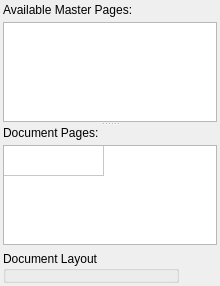
This is scribus/ui/pagepalette_pagesbase.ui in scribusproject/scribus as Qt 5 draws it before an edit. The edited form follows.
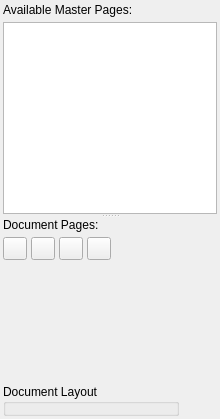
This is the edited form. Custom widgets are drawn as their Qt base class.

Commit message: New Arrange Pages interface with page preview and better arrangement, from Marting Reininger

```diff
--- a/scribus/ui/pagepalette_pagesbase.ui
+++ b/scribus/ui/pagepalette_pagesbase.ui
@@ -7,7 +7,7 @@
     <x>0</x>
     <y>0</y>
     <width>220</width>
-    <height>286</height>
+    <height>419</height>
    </rect>
   </property>
   <property name="windowTitle">
@@ -28,6 +28,12 @@
    </property>
    <item>
     <widget class="QSplitter" name="splitter">
+     <property name="sizePolicy">
+      <sizepolicy hsizetype="Preferred" vsizetype="Expanding">
+       <horstretch>0</horstretch>
+       <verstretch>0</verstretch>
+      </sizepolicy>
+     </property>
      <property name="orientation">
       <enum>Qt::Vertical</enum>
      </property>
@@ -35,6 +41,12 @@
       <bool>false</bool>
      </property>
      <widget class="QWidget" name="widget" native="true">
+      <property name="sizePolicy">
+       <sizepolicy hsizetype="Preferred" vsizetype="Maximum">
+        <horstretch>0</horstretch>
+        <verstretch>0</verstretch>
+       </sizepolicy>
+      </property>
       <layout class="QVBoxLayout" name="verticalLayout_3">
        <property name="spacing">
         <number>5</number>
@@ -74,6 +86,12 @@
       </layout>
      </widget>
      <widget class="QWidget" name="widget_2" native="true">
+      <property name="sizePolicy">
+       <sizepolicy hsizetype="MinimumExpanding" vsizetype="Expanding">
+        <horstretch>0</horstretch>
+        <verstretch>1</verstretch>
+       </sizepolicy>
+      </property>
       <layout class="QVBoxLayout" name="verticalLayout_4">
        <property name="spacing">
         <number>5</number>
@@ -98,33 +116,61 @@
         </widget>
        </item>
        <item>
-        <widget class="SeView" name="pageView">
-         <property name="toolTip">
-          <string>&lt;qt&gt;List of normal pages in the document, shown with the document layout. Pages may be dragged to rearrange or delete them.&lt;/qt&gt;</string>
+        <layout class="QHBoxLayout" name="horizontalLayout_2">
+         <property name="spacing">
+          <number>4</number>
          </property>
-         <property name="selectionMode">
-          <enum>QAbstractItemView::NoSelection</enum>
+         <item>
+          <widget class="QToolButton" name="buttonPageInsert">
+           <property name="text">
+            <string/>
+           </property>
+          </widget>
+         </item>
+         <item>
+          <widget class="QToolButton" name="buttonPageImport">
+           <property name="text">
+            <string/>
+           </property>
+          </widget>
+         </item>
+         <item>
+          <widget class="QToolButton" name="buttonPageDuplicate">
+           <property name="text">
+            <string/>
+           </property>
+          </widget>
+         </item>
+         <item>
+          <widget class="QToolButton" name="buttonPageMove">
+           <property name="text">
+            <string/>
+           </property>
+          </widget>
+         </item>
+         <item>
+          <spacer name="horizontalSpacer">
+           <property name="orientation">
+            <enum>Qt::Horizontal</enum>
+           </property>
+           <property name="sizeHint" stdset="0">
+            <size>
+             <width>40</width>
+             <height>20</height>
+            </size>
+           </property>
+          </spacer>
+         </item>
+        </layout>
+       </item>
+       <item>
+        <widget class="PageViewer" name="pageViewWidget" native="true">
+         <property name="sizePolicy">
+          <sizepolicy hsizetype="Expanding" vsizetype="Expanding">
+           <horstretch>0</horstretch>
+           <verstretch>0</verstretch>
+          </sizepolicy>
          </property>
-         <property name="iconSize">
-          <size>
-           <width>60</width>
-           <height>60</height>
-          </size>
-         </property>
-         <property name="rowCount">
-          <number>1</number>
-         </property>
-         <property name="columnCount">
-          <number>1</number>
-         </property>
-         <attribute name="horizontalHeaderVisible">
-          <bool>false</bool>
-         </attribute>
-         <attribute name="verticalHeaderVisible">
-          <bool>false</bool>
-         </attribute>
-         <row/>
-         <column/>
         </widget>
        </item>
       </layout>
@@ -172,11 +218,6 @@
    <extends>QListWidget</extends>
    <header>ui/pagepalette_widgets.h</header>
   </customwidget>
-  <customwidget>
-   <class>SeView</class>
-   <extends>QTableWidget</extends>
-   <header>ui/pagepalette_widgets.h</header>
-  </customwidget>
   <customwidget>
    <class>PageLayouts</class>
    <extends>QGroupBox</extends>
@@ -188,6 +229,12 @@
    <extends>QLabel</extends>
    <header>ui/pagepalette_widgets.h</header>
   </customwidget>
+  <customwidget>
+   <class>PageViewer</class>
+   <extends>QWidget</extends>
+   <header>ui/pagepalette_widgets.h</header>
+   <container>1</container>
+  </customwidget>
  </customwidgets>
  <resources/>
  <connections/>
```
The commit also changes 39 other files.
